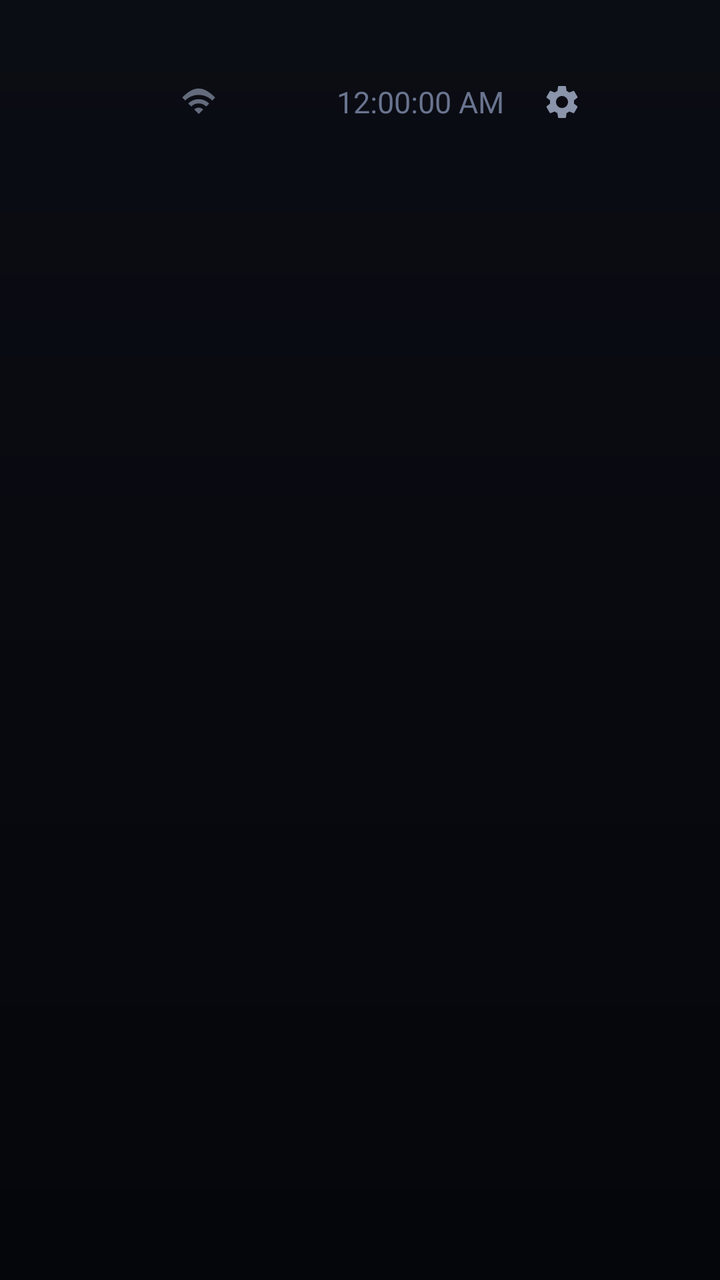
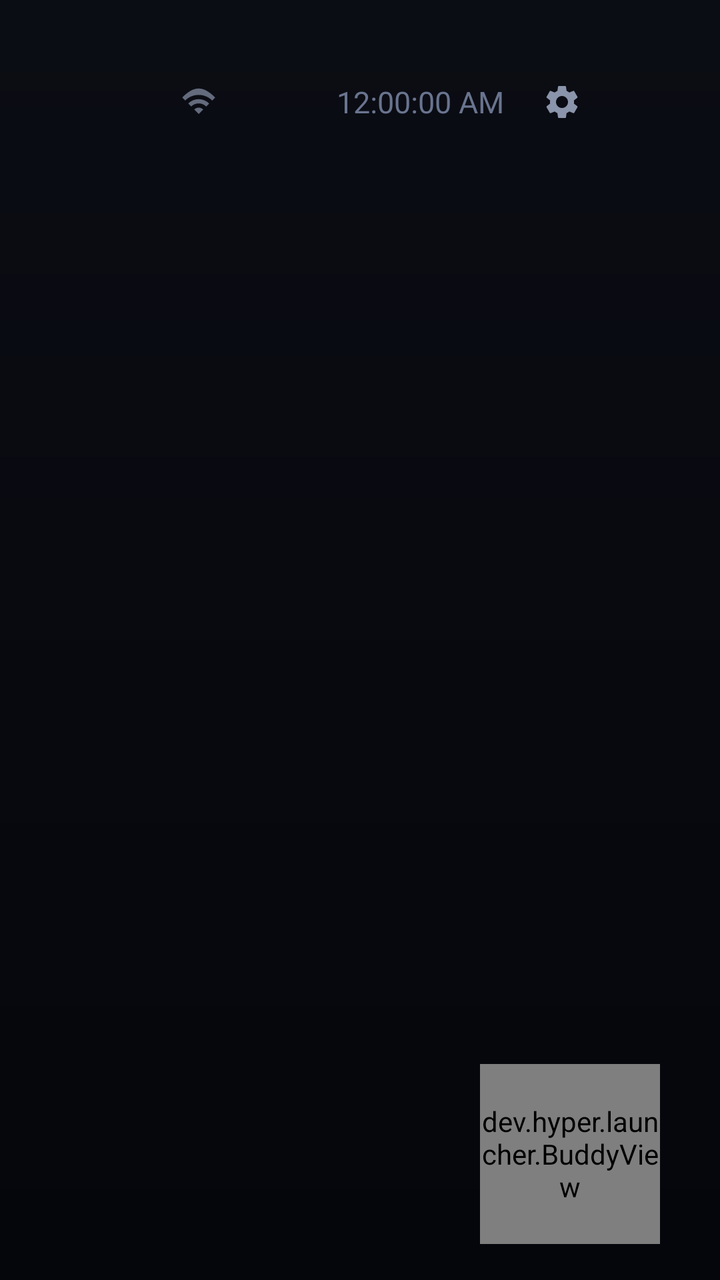

The first picture is an Android layout as it rendered before a commit; the second is the same layout after the commit. The layout source and the unified diff follow.
<!-- AndroidManifest.xml: application theme Theme.Hyper -->
<!-- res/layout/activity_home.xml -->
<?xml version="1.0" encoding="utf-8"?>
<FrameLayout xmlns:android="http://schemas.android.com/apk/res/android"
    android:layout_width="match_parent"
    android:layout_height="match_parent"
    android:clipChildren="false"
    android:clipToPadding="false">

    <LinearLayout
        android:layout_width="match_parent"
        android:layout_height="match_parent"
        android:orientation="vertical"
        android:clipChildren="false"
        android:clipToPadding="false"
        android:paddingStart="64dp"
        android:paddingEnd="64dp"
        android:paddingTop="36dp"
        android:paddingBottom="32dp">

        
        <LinearLayout
            android:layout_width="match_parent"
            android:layout_height="wrap_content"
            android:orientation="horizontal"
            android:gravity="center_vertical"
            android:layout_marginBottom="36dp">

            <View
                android:layout_width="0dp"
                android:layout_height="1dp"
                android:layout_weight="1" />

            
            <LinearLayout
                android:id="@+id/wifiGroup"
                android:layout_width="wrap_content"
                android:layout_height="wrap_content"
                android:orientation="horizontal"
                android:gravity="center_vertical"
                android:paddingStart="10dp"
                android:paddingEnd="10dp"
                android:paddingTop="4dp"
                android:paddingBottom="4dp"
                android:focusable="true"
                android:clickable="true"
                android:layout_marginEnd="4dp">

                <ImageView
                    android:id="@+id/wifiIcon"
                    android:layout_width="18dp"
                    android:layout_height="18dp"
                    android:src="@drawable/ic_wifi"
                    android:alpha="0.7" />

                <TextView
                    android:id="@+id/ssid"
                    android:layout_width="wrap_content"
                    android:maxWidth="110dp"
                    android:layout_height="wrap_content"
                    android:layout_marginStart="8dp"
                    android:textColor="@color/text_dim"
                    android:textSize="13sp"
                    android:singleLine="true"
                    android:ellipsize="marquee"
                    android:marqueeRepeatLimit="marquee_forever"
                    android:focusable="true"
                    android:scrollHorizontally="true" />
            </LinearLayout>

            <TextView
                android:id="@+id/weather"
                android:layout_width="wrap_content"
                android:layout_height="wrap_content"
                android:textColor="@color/text_dim"
                android:textSize="14sp"
                android:layout_marginEnd="18dp"
                android:paddingStart="10dp"
                android:paddingEnd="10dp"
                android:paddingTop="4dp"
                android:paddingBottom="4dp"
                android:focusable="true"
                android:clickable="true"
                android:visibility="gone" />

            <TextView
                android:id="@+id/date"
                android:layout_width="wrap_content"
                android:layout_height="wrap_content"
                android:textColor="@color/text_dim"
                android:textSize="14sp"
                android:layout_marginEnd="18dp"
                android:paddingStart="10dp"
                android:paddingEnd="10dp"
                android:paddingTop="4dp"
                android:paddingBottom="4dp"
                android:focusable="true"
                android:clickable="true" />

            <TextClock
                android:id="@+id/clock"
                android:layout_width="wrap_content"
                android:layout_height="wrap_content"
                android:format12Hour="h:mm:ss a"
                android:format24Hour="H:mm:ss"
                android:textColor="@color/text_dim"
                android:textSize="15sp" />

            <ImageView
                android:id="@+id/settingsBtn"
                android:layout_width="30dp"
                android:layout_height="30dp"
                android:src="@drawable/ic_settings"
                android:padding="5dp"
                android:layout_marginStart="14dp"
                android:focusable="true"
                android:clickable="true"
                android:contentDescription="Settings" />
        </LinearLayout>

        
        <GridView
            android:id="@+id/grid"
            android:layout_width="match_parent"
            android:layout_height="0dp"
            android:layout_weight="1"
            android:numColumns="6"
            android:horizontalSpacing="18dp"
            android:verticalSpacing="18dp"
            android:layout_marginTop="28dp"
            android:stretchMode="columnWidth"
            android:scrollbars="none"
            android:overScrollMode="never"
            android:clipToPadding="false"
            android:clipChildren="false"
            android:listSelector="@android:color/transparent" />

        
        <TextView
            android:id="@+id/hint"
            android:layout_width="match_parent"
            android:layout_height="wrap_content"
            android:gravity="center"
            android:textColor="@color/text_dim"
            android:textSize="13sp"
            android:alpha="0"
            android:layout_marginTop="14dp" />
    </LinearLayout>
</FrameLayout>
<!-- resources referenced by this layout -->
<resources>
  <color name="text_dim">#69748F</color>
  <!-- drawable ic_settings (drawable) -->
  <vector xmlns:android="http://schemas.android.com/apk/res/android"
      android:width="24dp" android:height="24dp"
      android:viewportWidth="24" android:viewportHeight="24">
      <path
          android:fillColor="#8A94AA"
          android:pathData="M19.14,12.94c0.04,-0.3 0.06,-0.61 0.06,-0.94c0,-0.32 -0.02,-0.64 -0.07,-0.94l2.03,-1.58c0.18,-0.14 0.23,-0.41 0.12,-0.61l-1.92,-3.32c-0.12,-0.22 -0.37,-0.29 -0.59,-0.22l-2.39,0.96c-0.5,-0.38 -1.03,-0.7 -1.62,-0.94L14.4,2.81c-0.04,-0.24 -0.24,-0.41 -0.48,-0.41h-3.84c-0.24,0 -0.43,0.17 -0.47,0.41L9.25,5.35C8.66,5.59 8.12,5.92 7.63,6.29L5.24,5.33c-0.22,-0.08 -0.47,0 -0.59,0.22L2.74,8.87C2.62,9.08 2.66,9.34 2.86,9.48l2.03,1.58C4.84,11.36 4.8,11.69 4.8,12s0.02,0.64 0.07,0.94l-2.03,1.58c-0.18,0.14 -0.23,0.41 -0.12,0.61l1.92,3.32c0.12,0.22 0.37,0.29 0.59,0.22l2.39,-0.96c0.5,0.38 1.03,0.7 1.62,0.94l0.36,2.54c0.05,0.24 0.24,0.41 0.48,0.41h3.84c0.24,0 0.44,-0.17 0.47,-0.41l0.36,-2.54c0.59,-0.24 1.13,-0.56 1.62,-0.94l2.39,0.96c0.22,0.08 0.47,0 0.59,-0.22l1.92,-3.32c0.12,-0.22 0.07,-0.47 -0.12,-0.61L19.14,12.94zM12,15.6c-1.98,0 -3.6,-1.62 -3.6,-3.6s1.62,-3.6 3.6,-3.6s3.6,1.62 3.6,3.6S13.98,15.6 12,15.6z" />
  </vector>
  <!-- drawable ic_wifi (drawable) -->
  <vector xmlns:android="http://schemas.android.com/apk/res/android"
      android:width="24dp" android:height="24dp"
      android:viewportWidth="24" android:viewportHeight="24">
      <path
          android:fillColor="#8A94AA"
          android:pathData="M1,9l2,2c4.97,-4.97 13.03,-4.97 18,0l2,-2C18.93,4.93 15.47,3 12,3S5.07,4.93 1,9zM9,17l3,3l3,-3c-1.65,-1.66 -4.34,-1.66 -6,0zM5,13l2,2c2.76,-2.76 7.24,-2.76 10,0l2,-2C15.14,9.14 8.87,9.14 5,13z" />
  </vector>
  <style name="Theme.Hyper" parent="android:Theme.Material.NoActionBar">
          <item name="android:windowBackground">@drawable/bg</item>
          <item name="android:windowFullscreen">true</item>
          <item name="android:statusBarColor">@android:color/transparent</item>
          <item name="android:navigationBarColor">@android:color/transparent</item>
          <item name="android:windowLayoutInDisplayCutoutMode">shortEdges</item>
      </style>
  <!-- drawable bg (drawable) -->
  <?xml version="1.0" encoding="utf-8"?>
  <shape xmlns:android="http://schemas.android.com/apk/res/android" android:shape="rectangle">
      <gradient
          android:angle="270"
          android:startColor="@color/bg_top"
          android:endColor="@color/bg_bottom"
          android:type="linear" />
  </shape>
  <color name="bg_top">#0B0D14</color>
  <color name="bg_bottom">#05060B</color>
</resources>

<!-- the commit's change to res/layout/activity_home.xml (unified diff, before → after) -->
@@ -144,4 +144,13 @@
             android:alpha="0"
             android:layout_marginTop="14dp" />
     </LinearLayout>
+
+    
+    <dev.hyper.launcher.BuddyView
+        android:id="@+id/buddy"
+        android:layout_width="90dp"
+        android:layout_height="90dp"
+        android:layout_gravity="bottom|end"
+        android:layout_marginEnd="30dp"
+        android:layout_marginBottom="18dp" />
 </FrameLayout>
